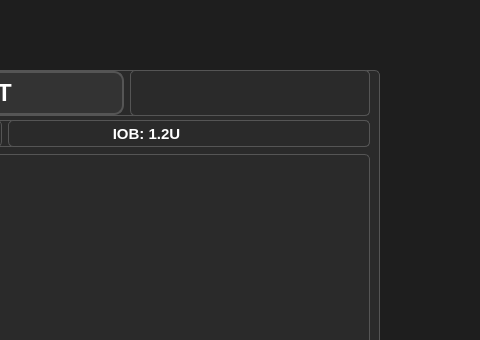
Old version of the form src/mainwindow.ui in the repository Jelloge/insulin-pump-project; both pictures show x 411 to 891 and y 0 to 340 of the 1086 by 716 pixel window.
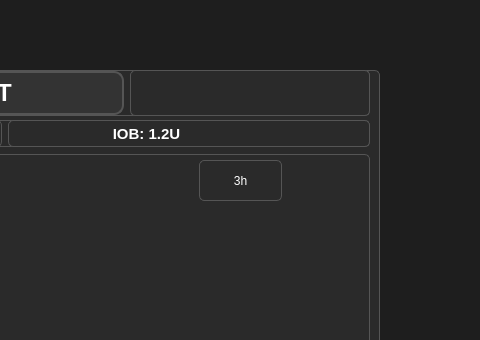
New version of the form. Custom widgets are drawn as their Qt base class.

Commit message: added 24h past readings, warnings and cycle time range

The edit to the form file:
```diff
--- a/src/mainwindow.ui
+++ b/src/mainwindow.ui
@@ -224,6 +224,19 @@
       <string/>
      </property>
     </widget>
+    <widget class="QPushButton" name="timeRangeButton">
+     <property name="geometry">
+      <rect>
+       <x>570</x>
+       <y>90</y>
+       <width>83</width>
+       <height>41</height>
+      </rect>
+     </property>
+     <property name="text">
+      <string>3h</string>
+     </property>
+    </widget>
    </widget>
    <widget class="QPushButton" name="ChargeButton">
     <property name="geometry">
```
The commit also changes 9 other files.
